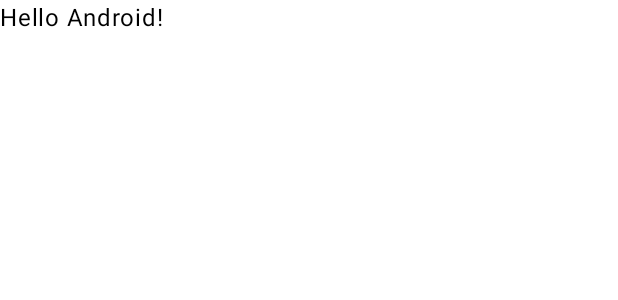
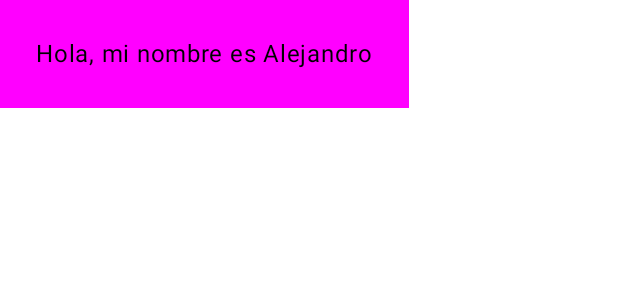
Before and after one commit to Minealex2001/PMDM-DAM2, an Android app built with Jetpack Compose: the @Preview function GreetingPreview, on a phone screen of 412 x 824 dp. Shown: the top 300 px of the screen. Run offline under Robolectric (Android 15) with nearby library versions, the phone set to English and light mode, and no system bars.

Commit message:
V2 Hay cosas que ya no funcionan en el tuto

```diff
--- a/Practica1AlejandroSanchez/app/src/main/java/com/alejandrosanchez/practica1/MainActivity.kt
+++ b/Practica1AlejandroSanchez/app/src/main/java/com/alejandrosanchez/practica1/MainActivity.kt
@@ -4,12 +4,15 @@ import android.os.Bundle
 import androidx.activity.ComponentActivity
 import androidx.activity.compose.setContent
 import androidx.compose.foundation.layout.fillMaxSize
+import androidx.compose.foundation.layout.padding
 import androidx.compose.material3.MaterialTheme
 import androidx.compose.material3.Surface
 import androidx.compose.material3.Text
 import androidx.compose.runtime.Composable
 import androidx.compose.ui.Modifier
+import androidx.compose.ui.graphics.Color
 import androidx.compose.ui.tooling.preview.Preview
+import androidx.compose.ui.unit.Dp
 import com.alejandrosanchez.practica1.ui.theme.Practica1AlejandroSanchezTheme
 
 class MainActivity : ComponentActivity() {
@@ -27,17 +30,19 @@ class MainActivity : ComponentActivity() {
 }
 
 @Composable
-fun Greeting(name: String, modifier: Modifier = Modifier) {
-    Text(
-            text = "Hello $name!",
-            modifier = modifier
-    )
+fun Greeting(name: String) {
+    Surface(color = Color.Magenta) {
+        Text(
+            text = "Hola, mi nombre es $name",
+            modifier = Modifier.padding(Dp(24F))
+        )
+    }
 }
 
 @Preview(showBackground = true)
 @Composable
 fun GreetingPreview() {
     Practica1AlejandroSanchezTheme {
-        Greeting("Android")
+        Greeting("Alejandro")
     }
 }
```
